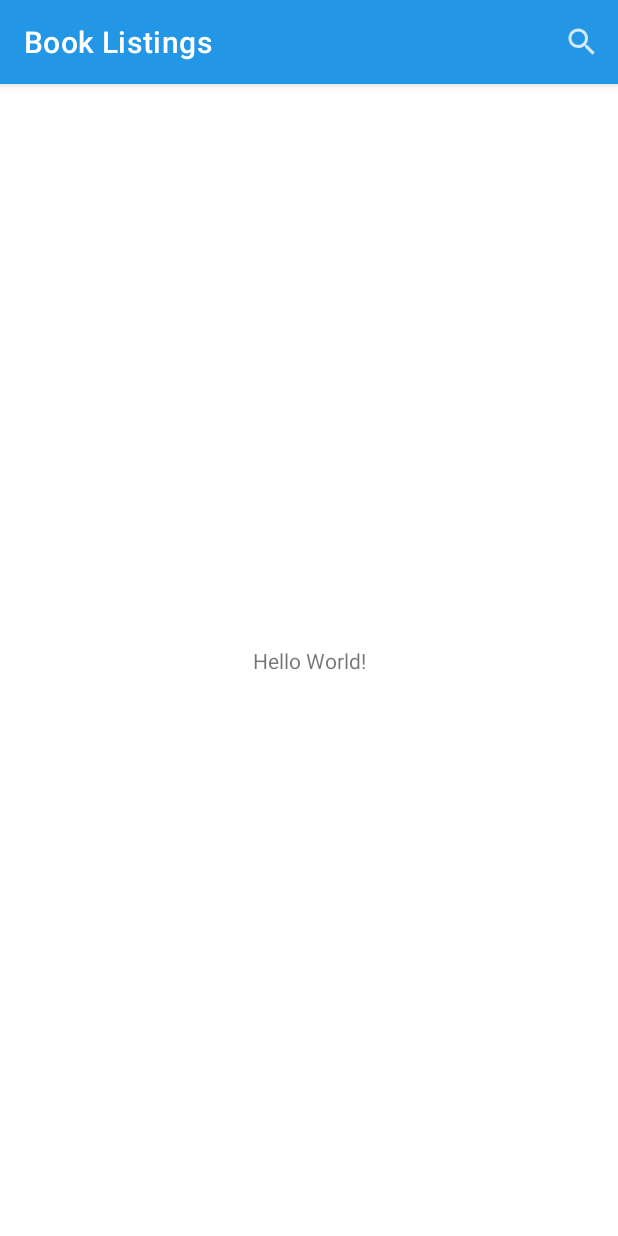
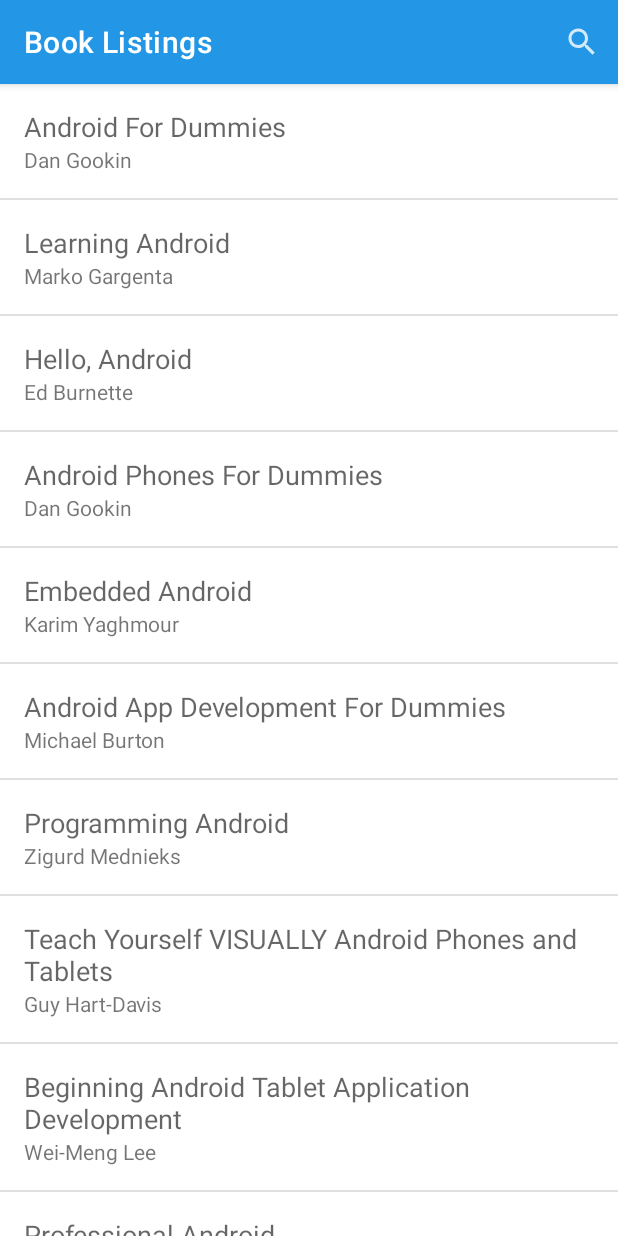
Before and after one commit to david-read-iii/Book-Listings, an Android app: the screen it shows after launch (MainActivity), on a phone screen of 412 x 824 dp. Run offline under Robolectric (Android 15) with nearby library versions, the phone set to English and light mode, and no system bars.

Commit message:
Add list to main activity to display placeholder book data
Book.java:
- Made model class for a book listing.

list_item_book.xml:
- Made layout for a single book listing. Displays views for the title and authors of the book.

dimens.xml:
- Add dimen for list item padding.

BookAdapter.java:
- Made adapter class for adapting a List of Book objects into View objects. A particular View object may be fetched by using the getView() method.

activity_main.xml:
- Add ListView element to layout.
- Add alert TextView element to layout. Will display messages when special states occur, such as the list being empty or the Internet being inaccessible on the device.

MainActivity.java:
- Defined OnItemClickListener for ListView.
- Wrote updateUi() method to update the ListView with data from a List object.
- Wrote invalidateUi() method to invalidate the data held in the ListView.
- Update ListView to hold placeholder values.

strings.xml
- Add strings for alert TextView.

```diff
--- /dev/null
+++ b/app/src/main/java/com/davidread/booklistings/Book.java
@@ -0,0 +1,64 @@
+package com.davidread.booklistings;
+
+/**
+ * {@link Book} is a model class for a book listing.
+ */
+public class Book {
+
+    /**
+     * {@link String} representing the title of the book.
+     */
+    private String title;
+
+    /**
+     * {@link String} representing the authors that wrote the book.
+     */
+    private String authors;
+
+    /**
+     * {@link String} representing the URL that points to a detailed web page for the book.
+     */
+    private String url;
+
+    /**
+     * Constructs a new {@link Book} object.
+     *
+     * @param title   {@link String} representing the title of the book.
+     * @param authors {@link String} representing the authors that wrote the book.
+     * @param url     {@link String} representing the URL that points to a detailed web page for the
+     *                book.
+     */
+    public Book(String title, String authors, String url) {
+        this.title = title;
+        this.authors = authors;
+        this.url = url;
+    }
+
+    /**
+     * Returns a {@link String} representing the title of the book.
+     *
+     * @return {@link String} representing the title of the book.
+     */
+    public String getTitle() {
+        return title;
+    }
+
+    /**
+     * Returns a {@link String} representing the authors that wrote the book.
+     *
+     * @return {@link String} representing the authors that wrote the book.
+     */
+    public String getAuthors() {
+        return authors;
+    }
+
+    /**
+     * Returns a {@link String} representing the URL that points to a detailed web page for the
+     * book.
+     *
+     * @return {@link String} representing the URL that points to a detailed web page for the book.
+     */
+    public String getUrl() {
+        return url;
+    }
+}
--- /dev/null
+++ b/app/src/main/java/com/davidread/booklistings/BookAdapter.java
@@ -0,0 +1,63 @@
+package com.davidread.booklistings;
+
+import android.content.Context;
+import android.view.LayoutInflater;
+import android.view.View;
+import android.view.ViewGroup;
+import android.widget.ArrayAdapter;
+import android.widget.TextView;
+
+import androidx.annotation.NonNull;
+import androidx.annotation.Nullable;
+
+import java.util.List;
+
+/**
+ * {@link BookAdapter} is an adapter class. It adapts an {@link List} of {@link Book} objects into
+ * {@link View} objects.
+ */
+public class BookAdapter extends ArrayAdapter<Book> {
+
+    /**
+     * Construct a new {@link BookAdapter} object.
+     *
+     * @param context {@link Context} for the superclass constructor.
+     * @param objects {@link List} of {@link Book} objects to adapt.
+     */
+    public BookAdapter(@NonNull Context context, @NonNull List<Book> objects) {
+        super(context, 0, objects);
+    }
+
+    /**
+     * Returns an adapted {@link View} object constructed from a {@link Book} object in the
+     * {@link List} passed into the constructor of {@link BookAdapter}.
+     *
+     * @param position    Int index representing which {@link Book} object to adapt from the
+     *                    {@link List}.
+     * @param convertView {@link View} object to be returned.
+     * @param parent      The parent {@link ViewGroup}.
+     * @return A {@link View} object constructed from a {@link Book} object in the {@link List}
+     * passed into the constructor of {@link BookAdapter}.
+     */
+    @NonNull
+    @Override
+    public View getView(int position, @Nullable View convertView, @NonNull ViewGroup parent) {
+
+        // Inflate list item layout if passed convertView is null.
+        if (convertView == null) {
+            convertView = LayoutInflater.from(getContext()).inflate(R.layout.list_item_book, parent, false);
+        }
+
+        // Get the appropriate Book object from the list.
+        Book book = getItem(position);
+
+        // Populate convertView with attributes of the Book object.
+        TextView titleTextView = convertView.findViewById(R.id.title_text_view);
+        titleTextView.setText(book.getTitle());
+
+        TextView authorsTextView = convertView.findViewById(R.id.authors_text_view);
+        authorsTextView.setText(book.getAuthors());
+
+        return convertView;
+    }
+}
--- a/app/src/main/java/com/davidread/booklistings/MainActivity.java
+++ b/app/src/main/java/com/davidread/booklistings/MainActivity.java
@@ -3,13 +3,23 @@ package com.davidread.booklistings;
 import androidx.appcompat.app.AppCompatActivity;
 import androidx.appcompat.widget.SearchView;
 
+import android.content.Intent;
+import android.net.Uri;
 import android.os.Bundle;
 import android.view.Menu;
+import android.view.View;
+import android.widget.AdapterView;
+import android.widget.ListView;
+import android.widget.TextView;
 import android.widget.Toast;
+
+import java.util.ArrayList;
+import java.util.List;
 
 /**
  * {@link MainActivity} is an activity class that represents a searchable book listing. A
- * {@link SearchView} in the app bar specifies the name of the book they want to query.
+ * {@link SearchView} in the app bar specifies the name of the book they want to query. A
+ * {@link ListView} maintains a list of books returned by the most recent search query.
  * TODO: Keep updating documentation.
  */
 public class MainActivity extends AppCompatActivity {
@@ -45,6 +55,31 @@ public class MainActivity extends AppCompatActivity {
     };
 
     /**
+     * {@link android.widget.AdapterView.OnItemClickListener} for the {@link ListView} in the
+     * activity layout. This object defines how to handle itemClick events.
+     */
+    private AdapterView.OnItemClickListener onItemClickListener = new AdapterView.OnItemClickListener() {
+
+        /**
+         * Start an intent to open the device's browser when an item is clicked. The URL will be
+         * the one associated with the {@link Book} object associated with the {@link View} object
+         * that was clicked..
+         *
+         * @param parent    The parent {@link AdapterView}.
+         * @param view      The {@link View} object that was clicked.
+         * @param position  The int index of the clicked view in the list.
+         * @param id        The long id of the clicked view in the list.
+         */
+        @Override
+        public void onItemClick(AdapterView<?> parent, View view, int position, long id) {
+            Book book = (Book) parent.getAdapter().getItem(position);
+            Intent intent = new Intent(Intent.ACTION_VIEW);
+            intent.setData(Uri.parse(book.getUrl()));
+            startActivity(intent);
+        }
+    };
+
+    /**
      * {@link AppCompatActivity} callback method that inflates the activity layout.
      *
      * @param savedInstanceState {@link Bundle} for superclass constructor.
@@ -53,11 +88,27 @@ public class MainActivity extends AppCompatActivity {
     protected void onCreate(Bundle savedInstanceState) {
         super.onCreate(savedInstanceState);
         setContentView(R.layout.activity_main);
+
+        // TODO: Remove when network request to fetch live data is implemented.
+        // Update UI with a list of sample books.
+        ArrayList<Book> sampleBooks = new ArrayList<>();
+        sampleBooks.add(new Book("Android For Dummies", "Dan Gookin", "http://books.google.com/books?id=JGH0DwAAQBAJ&dq=android&hl=&source=gbs_api"));
+        sampleBooks.add(new Book("Learning Android", "Marko Gargenta", "http://books.google.com/books?id=oMYQz4_BW48C&dq=android&hl=&source=gbs_api"));
+        sampleBooks.add(new Book("Hello, Android", "Ed Burnette", "https://play.google.com/store/books/details?id=_A5QDwAAQBAJ&source=gbs_api"));
+        sampleBooks.add(new Book("Android Phones For Dummies", "Dan Gookin", "http://books.google.com/books?id=-OwtDQAAQBAJ&dq=android&hl=&source=gbs_api"));
+        sampleBooks.add(new Book("Embedded Android", "Karim Yaghmour", "http://books.google.com/books?id=KER0dd2oYP8C&dq=android&hl=&source=gbs_api"));
+        sampleBooks.add(new Book("Android App Development For Dummies", "Michael Burton", "http://books.google.com/books?id=nDqkBgAAQBAJ&dq=android&hl=&source=gbs_api"));
+        sampleBooks.add(new Book("Programming Android", "Zigurd Mednieks", "http://books.google.com/books?id=5BGBswAQSiEC&dq=android&hl=&source=gbs_api"));
+        sampleBooks.add(new Book("Teach Yourself VISUALLY Android Phones and Tablets", "Guy Hart-Davis", "http://books.google.com/books?id=M7ngCAAAQBAJ&dq=android&hl=&source=gbs_api"));
+        sampleBooks.add(new Book("Beginning Android Tablet Application Development", "Wei-Meng Lee", "http://books.google.com/books?id=WLrAqVo4HzcC&dq=android&hl=&source=gbs_api"));
+        sampleBooks.add(new Book("Professional Android", "Reto Meier", "http://books.google.com/books?id=aYpoDwAAQBAJ&dq=android&hl=&source=gbs_api"));
+        updateUi(sampleBooks);
     }
 
     /**
      * {@link AppCompatActivity} callback method that inflates the menu layout in the app bar and
-     * sets up the {@link SearchView}.
+     * sets up the {@link SearchView} with an
+     * {@link androidx.appcompat.widget.SearchView.OnQueryTextListener}.
      *
      * @param menu {@link Menu} object where the menu layout should be inflated.
      * @return Whether the menu should be displayed in the app bar.
@@ -65,11 +116,50 @@ public class MainActivity extends AppCompatActivity {
     @Override
     public boolean onCreateOptionsMenu(Menu menu) {
         getMenuInflater().inflate(R.menu.menu_main, menu);
-
-        // Attach OnQueryTextListener to the SearchView in the app bar.
         SearchView searchView = (SearchView) menu.findItem(R.id.search_view).getActionView();
         searchView.setOnQueryTextListener(onQueryTextListener);
-
         return true;
     }
+
+    /**
+     * Updates the {@link ListView} in the activity layout to display the data contained within
+     * the {@link List} of {@link Book} objects.
+     *
+     * @param books {@link List} of {@link Book} objects to display.
+     */
+    private void updateUi(List<Book> books) {
+        ListView listView = findViewById(R.id.book_list_view);
+
+        // Setup BookAdapter to adapt Book objects into View objects for the ListView.
+        BookAdapter bookAdapter = new BookAdapter(this, books);
+        listView.setAdapter(bookAdapter);
+
+        // Attach onItemClickListener to ListView.
+        listView.setOnItemClickListener(onItemClickListener);
+
+        // Setup alert TextView to be visible if the list is empty.
+        TextView alertTextView = findViewById(R.id.alert_text_view);
+        alertTextView.setText(R.string.alert_list_empty);
+        listView.setEmptyView(alertTextView);
+    }
+
+    /**
+     * Invalidates the data displayed in the {@link ListView} in the activity layout.
+     *
+     * @param alertMessage {@link String} explaining why the data was invalidated.
+     */
+    private void invalidateUi(String alertMessage) {
+        ListView listView = findViewById(R.id.book_list_view);
+
+        // Remove all elements from the list in BookAdapter.
+        BookAdapter bookAdapter = (BookAdapter) listView.getAdapter();
+        if (bookAdapter != null) {
+            bookAdapter.clear();
+        }
+
+        // Setup alert TextView to explain why the list is invalidated.
+        TextView listTextView = findViewById(R.id.alert_text_view);
+        listTextView.setText(alertMessage);
+        listTextView.setVisibility(View.VISIBLE);
+    }
 }
--- a/app/src/main/res/layout/activity_main.xml
+++ b/app/src/main/res/layout/activity_main.xml
@@ -1,18 +1,21 @@
 <?xml version="1.0" encoding="utf-8"?>
-<androidx.constraintlayout.widget.ConstraintLayout xmlns:android="http://schemas.android.com/apk/res/android"
-    xmlns:app="http://schemas.android.com/apk/res-auto"
+<RelativeLayout xmlns:android="http://schemas.android.com/apk/res/android"
     xmlns:tools="http://schemas.android.com/tools"
     android:layout_width="match_parent"
     android:layout_height="match_parent"
     tools:context=".MainActivity">
 
+    <ListView
+        android:id="@+id/book_list_view"
+        android:layout_width="match_parent"
+        android:layout_height="match_parent" />
+
     <TextView
+        android:id="@+id/alert_text_view"
         android:layout_width="wrap_content"
         android:layout_height="wrap_content"
-        android:text="Hello World!"
-        app:layout_constraintBottom_toBottomOf="parent"
-        app:layout_constraintLeft_toLeftOf="parent"
-        app:layout_constraintRight_toRightOf="parent"
-        app:layout_constraintTop_toTopOf="parent" />
+        android:layout_centerInParent="true"
+        android:textAppearance="?android:textAppearanceMedium"
+        android:visibility="invisible" />
 
-</androidx.constraintlayout.widget.ConstraintLayout>
+</RelativeLayout>
--- /dev/null
+++ b/app/src/main/res/layout/list_item_book.xml
@@ -0,0 +1,23 @@
+<?xml version="1.0" encoding="utf-8"?>
+<LinearLayout xmlns:android="http://schemas.android.com/apk/res/android"
+    xmlns:tools="http://schemas.android.com/tools"
+    android:layout_width="match_parent"
+    android:layout_height="wrap_content"
+    android:orientation="vertical"
+    android:padding="@dimen/list_item_padding">
+
+    <TextView
+        android:id="@+id/title_text_view"
+        android:layout_width="wrap_content"
+        android:layout_height="wrap_content"
+        android:textAppearance="?android:textAppearanceMedium"
+        tools:text="Android For Dummies" />
+
+    <TextView
+        android:id="@+id/authors_text_view"
+        android:layout_width="wrap_content"
+        android:layout_height="wrap_content"
+        android:textAppearance="?android:textAppearanceSmall"
+        tools:text="Dan Gookin" />
+
+</LinearLayout>
--- /dev/null
+++ b/app/src/main/res/values/dimens.xml
@@ -0,0 +1,4 @@
+<?xml version="1.0" encoding="utf-8"?>
+<resources>
+    <dimen name="list_item_padding">16dp</dimen>
+</resources>
--- a/app/src/main/res/values/strings.xml
+++ b/app/src/main/res/values/strings.xml
@@ -1,4 +1,6 @@
 <resources>
     <string name="app_name">Book Listings</string>
     <string name="action_search">Search</string>
+    <string name="alert_list_empty">No books found</string>
+    <string name="alert_no_internet">No Internet connection</string>
 </resources>
```
